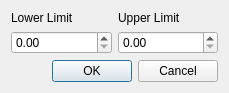
The window that GUI/Limits.ui (frankscu/pymotor) describes before a commit, drawn with Qt 5.
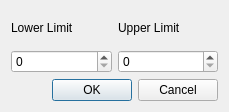
The same window after the commit.

```diff
--- a/GUI/Limits.ui
+++ b/GUI/Limits.ui
@@ -7,7 +7,7 @@
     <x>0</x>
     <y>0</y>
     <width>229</width>
-    <height>77</height>
+    <height>112</height>
    </rect>
   </property>
   <property name="windowTitle">
@@ -22,10 +22,18 @@
     </widget>
    </item>
    <item row="1" column="0">
-    <widget class="QDoubleSpinBox" name="LowerLimit"/>
+    <widget class="QDoubleSpinBox" name="LowerLimit">
+     <property name="decimals">
+      <number>0</number>
+     </property>
+    </widget>
    </item>
    <item row="1" column="1">
-    <widget class="QDoubleSpinBox" name="UpperLimit"/>
+    <widget class="QDoubleSpinBox" name="UpperLimit">
+     <property name="decimals">
+      <number>0</number>
+     </property>
+    </widget>
    </item>
    <item row="0" column="0">
     <widget class="QLabel" name="LabelLower">
```
